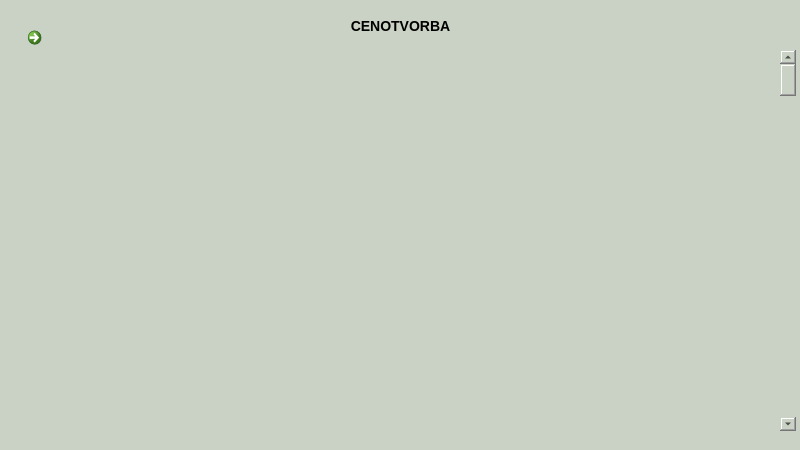
tomas-magat/camels-eshop-infosystem, file source/code/main.ui: the form before one commit.
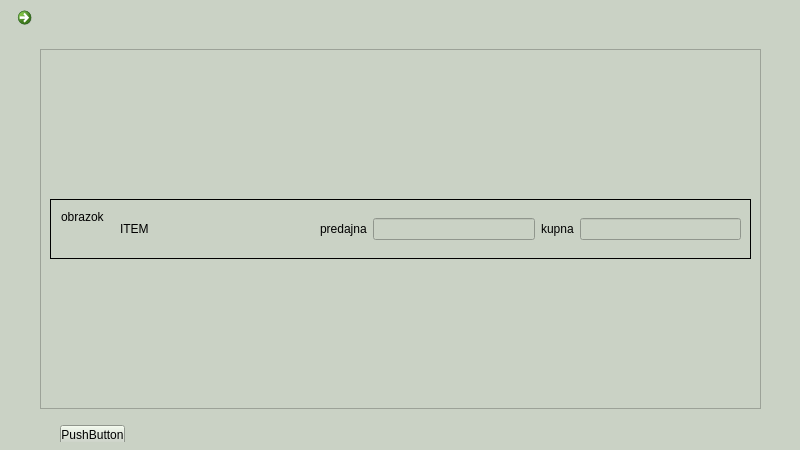
The form after the commit. The open tabs and pages were chosen to show the change. Icons and pictures are not drawn.

```diff
--- a/source/code/main.ui
+++ b/source/code/main.ui
@@ -1182,59 +1182,237 @@
      </widget>
     </widget>
     <widget class="QWidget" name="cenotvorba">
-     <widget class="QCommandLinkButton" name="homeArrow3">
+     <widget class="QWidget" name="cenotvorbaLayout" native="true">
       <property name="geometry">
        <rect>
-        <x>20</x>
-        <y>20</y>
-        <width>41</width>
-        <height>41</height>
+        <x>0</x>
+        <y>0</y>
+        <width>801</width>
+        <height>451</height>
        </rect>
       </property>
-      <property name="styleSheet">
-       <string notr="true">:hover {
+      <layout class="QVBoxLayout" name="verticalLayout_22">
+       <property name="spacing">
+        <number>0</number>
+       </property>
+       <property name="leftMargin">
+        <number>0</number>
+       </property>
+       <property name="topMargin">
+        <number>0</number>
+       </property>
+       <property name="rightMargin">
+        <number>0</number>
+       </property>
+       <property name="bottomMargin">
+        <number>0</number>
+       </property>
+       <item alignment="Qt::AlignTop">
+        <widget class="QWidget" name="widget_2" native="true">
+         <property name="minimumSize">
+          <size>
+           <width>0</width>
+           <height>40</height>
+          </size>
+         </property>
+         <widget class="QCommandLinkButton" name="homeArrow3">
+          <property name="geometry">
+           <rect>
+            <x>10</x>
+            <y>0</y>
+            <width>41</width>
+            <height>41</height>
+           </rect>
+          </property>
+          <property name="styleSheet">
+           <string notr="true">:hover {
 	border: none;
 }</string>
-      </property>
-      <property name="icon">
-       <iconset>
-        <normaloff>../../assets/icons/left-arrow.png</normaloff>../../assets/icons/left-arrow.png</iconset>
-      </property>
-     </widget>
-     <widget class="QLabel" name="cenotvorbaHeading">
-      <property name="geometry">
-       <rect>
-        <x>320</x>
-        <y>10</y>
-        <width>161</width>
-        <height>31</height>
-       </rect>
-      </property>
-      <property name="styleSheet">
-       <string notr="true">font-family: &quot;Myanmar Text&quot;;
-font-size: 14px;
-font-weight: bold;
-</string>
-      </property>
-      <property name="text">
-       <string>CENOTVORBA</string>
-      </property>
-      <property name="alignment">
-       <set>Qt::AlignCenter</set>
-      </property>
-     </widget>
-     <widget class="QScrollBar" name="verticalScrollBar">
-      <property name="geometry">
-       <rect>
-        <x>780</x>
-        <y>50</y>
-        <width>16</width>
-        <height>381</height>
-       </rect>
-      </property>
-      <property name="orientation">
-       <enum>Qt::Vertical</enum>
-      </property>
+          </property>
+          <property name="icon">
+           <iconset>
+            <normaloff>../../assets/icons/left-arrow.png</normaloff>../../assets/icons/left-arrow.png</iconset>
+          </property>
+         </widget>
+        </widget>
+       </item>
+       <item>
+        <widget class="QWidget" name="widget_3" native="true">
+         <property name="sizePolicy">
+          <sizepolicy hsizetype="Preferred" vsizetype="Expanding">
+           <horstretch>0</horstretch>
+           <verstretch>0</verstretch>
+          </sizepolicy>
+         </property>
+         <layout class="QVBoxLayout" name="verticalLayout_23">
+          <property name="leftMargin">
+           <number>40</number>
+          </property>
+          <property name="rightMargin">
+           <number>40</number>
+          </property>
+          <item>
+           <widget class="QScrollArea" name="scrollArea">
+            <property name="maximumSize">
+             <size>
+              <width>16777215</width>
+              <height>360</height>
+             </size>
+            </property>
+            <property name="widgetResizable">
+             <bool>true</bool>
+            </property>
+            <widget class="QWidget" name="priceContents">
+             <property name="geometry">
+              <rect>
+               <x>0</x>
+               <y>0</y>
+               <width>719</width>
+               <height>358</height>
+              </rect>
+             </property>
+             <layout class="QVBoxLayout" name="verticalLayout_25">
+              <item>
+               <widget class="QFrame" name="frame">
+                <property name="maximumSize">
+                 <size>
+                  <width>16777215</width>
+                  <height>60</height>
+                 </size>
+                </property>
+                <property name="frameShape">
+                 <enum>QFrame::Box</enum>
+                </property>
+                <layout class="QHBoxLayout" name="horizontalLayout_2">
+                 <property name="spacing">
+                  <number>0</number>
+                 </property>
+                 <property name="leftMargin">
+                  <number>0</number>
+                 </property>
+                 <property name="topMargin">
+                  <number>0</number>
+                 </property>
+                 <property name="rightMargin">
+                  <number>0</number>
+                 </property>
+                 <property name="bottomMargin">
+                  <number>0</number>
+                 </property>
+                 <item>
+                  <widget class="QWidget" name="widget_4" native="true">
+                   <property name="minimumSize">
+                    <size>
+                     <width>60</width>
+                     <height>0</height>
+                    </size>
+                   </property>
+                   <property name="maximumSize">
+                    <size>
+                     <width>60</width>
+                     <height>16777215</height>
+                    </size>
+                   </property>
+                   <widget class="QLabel" name="label_2">
+                    <property name="geometry">
+                     <rect>
+                      <x>10</x>
+                      <y>10</y>
+                      <width>43</width>
+                      <height>13</height>
+                     </rect>
+                    </property>
+                    <property name="text">
+                     <string>obrazok</string>
+                    </property>
+                   </widget>
+                  </widget>
+                 </item>
+                 <item>
+                  <widget class="QWidget" name="widget_5" native="true">
+                   <property name="minimumSize">
+                    <size>
+                     <width>200</width>
+                     <height>0</height>
+                    </size>
+                   </property>
+                   <property name="maximumSize">
+                    <size>
+                     <width>150</width>
+                     <height>16777215</height>
+                    </size>
+                   </property>
+                   <layout class="QVBoxLayout" name="verticalLayout_24">
+                    <item>
+                     <widget class="QLabel" name="label_3">
+                      <property name="text">
+                       <string>ITEM</string>
+                      </property>
+                     </widget>
+                    </item>
+                   </layout>
+                  </widget>
+                 </item>
+                 <item>
+                  <widget class="QWidget" name="widget_6" native="true">
+                   <property name="sizePolicy">
+                    <sizepolicy hsizetype="Expanding" vsizetype="Preferred">
+                     <horstretch>0</horstretch>
+                     <verstretch>0</verstretch>
+                    </sizepolicy>
+                   </property>
+                   <layout class="QHBoxLayout" name="horizontalLayout_6">
+                    <item>
+                     <widget class="QLabel" name="label_4">
+                      <property name="text">
+                       <string>predajna</string>
+                      </property>
+                     </widget>
+                    </item>
+                    <item>
+                     <widget class="QLineEdit" name="lineEdit_4"/>
+                    </item>
+                    <item>
+                     <widget class="QLabel" name="label_5">
+                      <property name="text">
+                       <string>kupna</string>
+                      </property>
+                     </widget>
+                    </item>
+                    <item>
+                     <widget class="QLineEdit" name="lineEdit_5"/>
+                    </item>
+                   </layout>
+                  </widget>
+                 </item>
+                </layout>
+               </widget>
+              </item>
+             </layout>
+            </widget>
+           </widget>
+          </item>
+          <item>
+           <widget class="QWidget" name="saveButton" native="true">
+            <widget class="QPushButton" name="pushButton_3">
+             <property name="geometry">
+              <rect>
+               <x>20</x>
+               <y>10</y>
+               <width>65</width>
+               <height>20</height>
+              </rect>
+             </property>
+             <property name="text">
+              <string>PushButton</string>
+             </property>
+            </widget>
+           </widget>
+          </item>
+         </layout>
+        </widget>
+       </item>
+      </layout>
      </widget>
     </widget>
     <widget class="QWidget" name="sklad">
```
Left out of the diff: 24 changed lines with no effect on the pictures.
